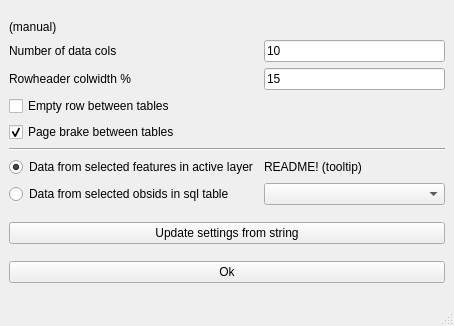
The window that ui/compact_w_qual_report.ui (jkall/qgis-midvatten-plugin) describes before a commit, drawn with Qt 5.
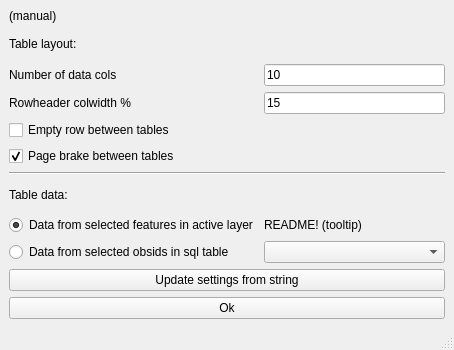
The same window after the commit.

Commit message: Sectionplot: barwidths as % of plotwindow

The edit to the form file:
```diff
--- a/ui/compact_w_qual_report.ui
+++ b/ui/compact_w_qual_report.ui
@@ -7,7 +7,7 @@
     <x>0</x>
     <y>0</y>
     <width>454</width>
-    <height>326</height>
+    <height>350</height>
    </rect>
   </property>
   <property name="windowTitle">
@@ -17,46 +17,56 @@
    <layout class="QVBoxLayout" name="verticalLayout">
     <item>
      <layout class="QGridLayout" name="gridLayout">
-      <item row="7" column="1">
+      <item row="5" column="0">
+       <widget class="QCheckBox" name="page_break_between_tables">
+        <property name="text">
+         <string>Page brake between tables</string>
+        </property>
+        <property name="checked">
+         <bool>true</bool>
+        </property>
+       </widget>
+      </item>
+      <item row="9" column="1">
        <widget class="QComboBox" name="sql_table">
         <property name="sizeAdjustPolicy">
          <enum>QComboBox::AdjustToMinimumContentsLength</enum>
         </property>
        </widget>
       </item>
-      <item row="1" column="0">
+      <item row="2" column="0">
        <widget class="QLabel" name="label">
         <property name="text">
          <string>Number of data cols</string>
         </property>
        </widget>
       </item>
-      <item row="2" column="0">
+      <item row="3" column="0">
        <widget class="QLabel" name="label_2">
         <property name="text">
          <string>Rowheader colwidth %</string>
         </property>
        </widget>
       </item>
-      <item row="3" column="0">
+      <item row="4" column="0">
        <widget class="QCheckBox" name="empty_row_between_tables">
         <property name="text">
          <string>Empty row between tables</string>
         </property>
        </widget>
       </item>
-      <item row="4" column="0">
-       <widget class="QCheckBox" name="page_break_between_tables">
-        <property name="text">
-         <string>Page brake between tables</string>
+      <item row="2" column="1">
+       <widget class="QLineEdit" name="num_data_cols">
+        <property name="inputMethodHints">
+         <set>Qt::ImhDigitsOnly</set>
         </property>
-        <property name="checked">
-         <bool>true</bool>
+        <property name="text">
+         <string>10</string>
         </property>
        </widget>
       </item>
       <item row="0" column="0">
-       <widget class="QLabel" name="label_3">
+       <widget class="QLabel" name="manual_label">
         <property name="sizePolicy">
          <sizepolicy hsizetype="Preferred" vsizetype="Maximum">
           <horstretch>0</horstretch>
@@ -68,17 +78,7 @@
         </property>
        </widget>
       </item>
-      <item row="1" column="1">
-       <widget class="QLineEdit" name="num_data_cols">
-        <property name="inputMethodHints">
-         <set>Qt::ImhDigitsOnly</set>
-        </property>
-        <property name="text">
-         <string>10</string>
-        </property>
-       </widget>
-      </item>
-      <item row="2" column="1">
+      <item row="3" column="1">
        <widget class="QLineEdit" name="rowheader_colwidth_percent">
         <property name="inputMethodHints">
          <set>Qt::ImhDigitsOnly</set>
@@ -88,7 +88,7 @@
         </property>
        </widget>
       </item>
-      <item row="7" column="0">
+      <item row="9" column="0">
        <widget class="QRadioButton" name="from_sql_table">
         <property name="text">
          <string>Data from selected obsids in sql table</string>
@@ -98,14 +98,14 @@
         </property>
        </widget>
       </item>
-      <item row="5" column="0" colspan="2">
+      <item row="6" column="0" colspan="2">
        <widget class="Line" name="line">
         <property name="orientation">
          <enum>Qt::Horizontal</enum>
         </property>
        </widget>
       </item>
-      <item row="6" column="0">
+      <item row="8" column="0">
        <widget class="QRadioButton" name="from_active_layer">
         <property name="toolTip">
          <string>&lt;html&gt;&lt;head/&gt;&lt;body&gt;&lt;p&gt;&lt;span style=&quot; font-family:'DejaVu Sans Mono'; color:#000000;&quot;&gt;Check that exported number of rows are identical to expected number of rows!&lt;br/&gt;Features in layers from sql queries can be invalid and then excluded from the report!&lt;/span&gt;&lt;/p&gt;&lt;/body&gt;&lt;/html&gt;</string>
@@ -118,7 +118,7 @@
         </property>
        </widget>
       </item>
-      <item row="6" column="1">
+      <item row="8" column="1">
        <widget class="QLabel" name="label_4">
         <property name="toolTip">
          <string>&lt;html&gt;&lt;head/&gt;&lt;body&gt;&lt;p&gt;&lt;span style=&quot; font-family:'DejaVu Sans Mono'; color:#000000;&quot;&gt;Check that exported number of rows are identical to expected number of rows!&lt;br/&gt;Features in layers from sql queries can be invalid and then excluded from the report!&lt;/span&gt;&lt;/p&gt;&lt;/body&gt;&lt;/html&gt;</string>
@@ -128,6 +128,20 @@
         </property>
        </widget>
       </item>
+      <item row="1" column="0">
+       <widget class="QLabel" name="label_3">
+        <property name="text">
+         <string>Table layout:</string>
+        </property>
+       </widget>
+      </item>
+      <item row="7" column="0">
+       <widget class="QLabel" name="label_5">
+        <property name="text">
+         <string>Table data:</string>
+        </property>
+       </widget>
+      </item>
      </layout>
     </item>
     <item>
```
Left out of the diff: 2 changed lines with no effect on the pictures. The commit also changes 1 other file.
